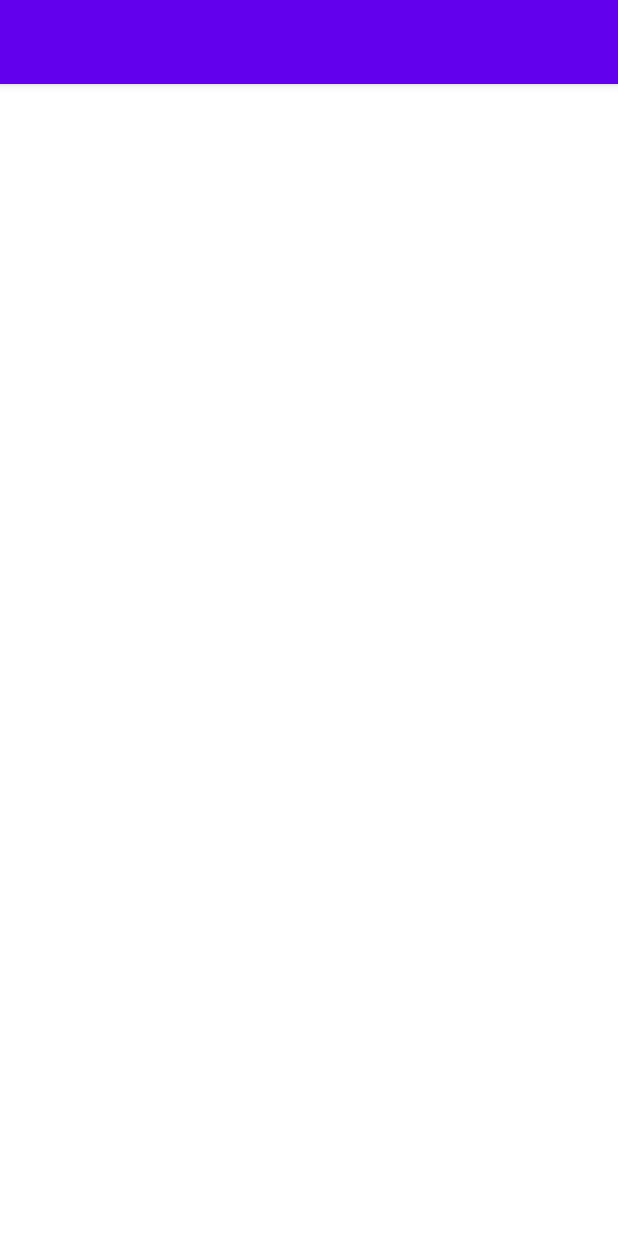
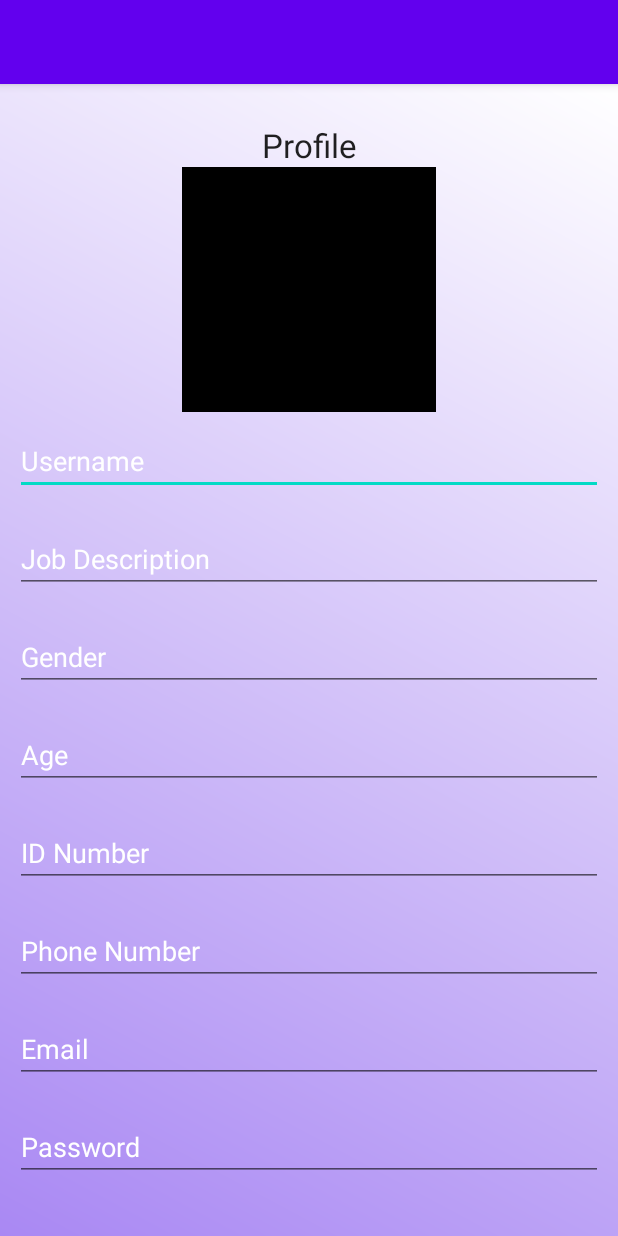
Before and after one commit to mikaty98/MyTestingAp, an Android app: the ProviderProfileActivity screen opened directly, with no data from a screen before it, on a phone screen of 412 x 824 dp. Run offline under Robolectric (Android 15) with nearby library versions, the phone set to English and light mode, and no system bars; 9 statements that could not run were skipped.

Commit message:
mazen and Daniel update 2

```diff
--- a/app/src/main/java/com/example/mytestingapp/PRegisterActivity.java
+++ b/app/src/main/java/com/example/mytestingapp/PRegisterActivity.java
@@ -129,7 +129,7 @@ public class PRegisterActivity extends AppCompatActivity {
 
     private void uploadPic() {
 
-        StorageReference riversRef = ref.child("images/"+id.getText().toString().trim());
+        StorageReference riversRef = ref.child("images/"+id.getText().toString().trim()+".jpg");
 
         riversRef.putFile(imageUri)
                 .addOnSuccessListener(new OnSuccessListener<UploadTask.TaskSnapshot>() {
--- a/app/src/main/java/com/example/mytestingapp/ProviderProfileActivity.java
+++ b/app/src/main/java/com/example/mytestingapp/ProviderProfileActivity.java
@@ -2,13 +2,46 @@ package com.example.mytestingapp;
 
 import androidx.appcompat.app.AppCompatActivity;
 
+import android.content.Intent;
+import android.graphics.Bitmap;
 import android.os.Bundle;
+import android.widget.EditText;
+import android.widget.ImageView;
 
 public class ProviderProfileActivity extends AppCompatActivity {
+
+    private EditText username,jobDescription,gender,age,id,email,password,phoneNumber;
+    private ImageView profilePic;
 
     @Override
     protected void onCreate(Bundle savedInstanceState) {
         super.onCreate(savedInstanceState);
         setContentView(R.layout.activity_provider_profile);
+
+        username = findViewById(R.id.username);
+        jobDescription = findViewById(R.id.job_description);
+        gender = findViewById(R.id.gender);
+        age = findViewById(R.id.age);
+        id = findViewById(R.id.id);
+        email = findViewById(R.id.email);
+        password = findViewById(R.id.password);
+        phoneNumber = findViewById(R.id.phone_number);
+        profilePic = findViewById(R.id.profilePic);
+
+
+        Provider p  = (Provider)getIntent().getParcelableExtra("Provider user");
+
+
+        username.setText(p.getUserName());
+        jobDescription.setText(p.getJobDesc());
+        gender.setText(p.getGender());
+        age.setText(p.getAge());
+        id.setText(p.getId());
+        email.setText(p.getEmail());
+        password.setText(p.getPassword());
+        phoneNumber.setText(p.getPhoneNumber());
+        profilePic.setImageBitmap(p.getImageBitmap());
+
+
     }
 }
--- a/app/src/main/res/layout/activity_provider_profile.xml
+++ b/app/src/main/res/layout/activity_provider_profile.xml
@@ -1,9 +1,131 @@
 <?xml version="1.0" encoding="utf-8"?>
-<androidx.constraintlayout.widget.ConstraintLayout xmlns:android="http://schemas.android.com/apk/res/android"
+<LinearLayout xmlns:android="http://schemas.android.com/apk/res/android"
     xmlns:app="http://schemas.android.com/apk/res-auto"
     xmlns:tools="http://schemas.android.com/tools"
     android:layout_width="match_parent"
+    android:orientation="vertical"
+    android:gravity="center"
+    android:background="@drawable/background_colour"
     android:layout_height="match_parent"
     tools:context=".ProviderProfileActivity">
 
-</androidx.constraintlayout.widget.ConstraintLayout>
+    <ScrollView
+        android:layout_width="match_parent"
+        android:layout_height="wrap_content">
+
+        <LinearLayout
+            android:layout_width="match_parent"
+            android:orientation="vertical"
+            android:gravity="center"
+            android:layout_height="wrap_content">
+
+            <TextView
+                android:layout_width="match_parent"
+                android:layout_height="wrap_content"
+                android:text="Profile"
+                android:textAppearance="?android:textAppearanceLarge"
+                android:gravity="center"
+                />
+
+            <ImageView
+                android:id="@+id/profilePic"
+                android:layout_width="169dp"
+                android:layout_height="163dp"
+                android:background="@color/black"
+                tools:srcCompat="@drawable/ic_launcher_foreground" />
+
+            <EditText
+                android:id="@+id/username"
+                android:layout_width="match_parent"
+                android:layout_height="wrap_content"
+                android:layout_margin="10dp"
+                android:editable="false"
+                android:hint="Username"
+                android:textColorHint="@color/white" />
+
+            <EditText
+                android:layout_width="match_parent"
+                android:layout_height="wrap_content"
+                android:layout_margin="10dp"
+                android:hint="Job Description"
+                android:textColorHint="@color/white"
+                android:editable="false"
+                android:id="@+id/job_description"
+                />
+
+            <EditText
+                android:layout_width="match_parent"
+                android:layout_height="wrap_content"
+                android:textColorHint="@color/white"
+                android:editable="false"
+                android:layout_margin="10dp"
+                android:hint="Gender"
+                android:id="@+id/gender"
+                />
+
+            <EditText
+                android:layout_width="match_parent"
+                android:layout_height="wrap_content"
+                android:textColorHint="@color/white"
+                android:layout_margin="10dp"
+                android:hint="Age"
+                android:inputType="number"
+                android:editable="false"
+                android:id="@+id/age"
+                />
+
+            <EditText
+                android:layout_width="match_parent"
+                android:layout_height="wrap_content"
+                android:textColorHint="@color/white"
+                android:layout_margin="10dp"
+                android:hint="ID Number"
+                android:editable="false"
+                android:inputType="number"
+                android:id="@+id/id"
+                />
+
+
+            <EditText
+                android:layout_width="match_parent"
+                android:layout_height="wrap_content"
+                android:textColorHint="@color/white"
+                android:layout_margin="10dp"
+                android:hint="Phone Number"
+                android:editable="false"
+                android:inputType="phone"
+                android:id="@+id/phone_number"
+                />
+
+            <EditText
+                android:layout_width="match_parent"
+                android:layout_height="wrap_content"
+                android:layout_margin="10dp"
+                android:hint="Email"
+                android:textColorHint="@color/white"
+                android:editable="false"
+                android:id="@+id/email"
+                />
+
+            <EditText
+                android:layout_width="match_parent"
+                android:layout_height="wrap_content"
+                android:layout_margin="10dp"
+                android:hint="Password"
+                android:inputType="textPassword"
+                android:textColorHint="@color/white"
+                android:editable="false"
+                android:id="@+id/password"
+                />
+
+
+
+        </LinearLayout>
+
+
+
+    </ScrollView>
+
+
+
+</LinearLayout>
--- a/app/src/main/res/layout/activity_s_register.xml
+++ b/app/src/main/res/layout/activity_s_register.xml
@@ -112,7 +112,7 @@
                 android:id="@+id/profilePic"
                 android:layout_width="249dp"
                 android:layout_height="163dp"
-                tools:srcCompat="@tools:sample/avatars" />
+                tools:srcCompat="@tools:sample/avatars"/>
 
             <Button
                 android:layout_width="match_parent"
```
Also changed, not shown: app/src/main/java/com/example/mytestingapp/PLoginActivity.java (+9 -8 lines), app/src/main/java/com/example/mytestingapp/Provider.java (+47 -3 lines).
